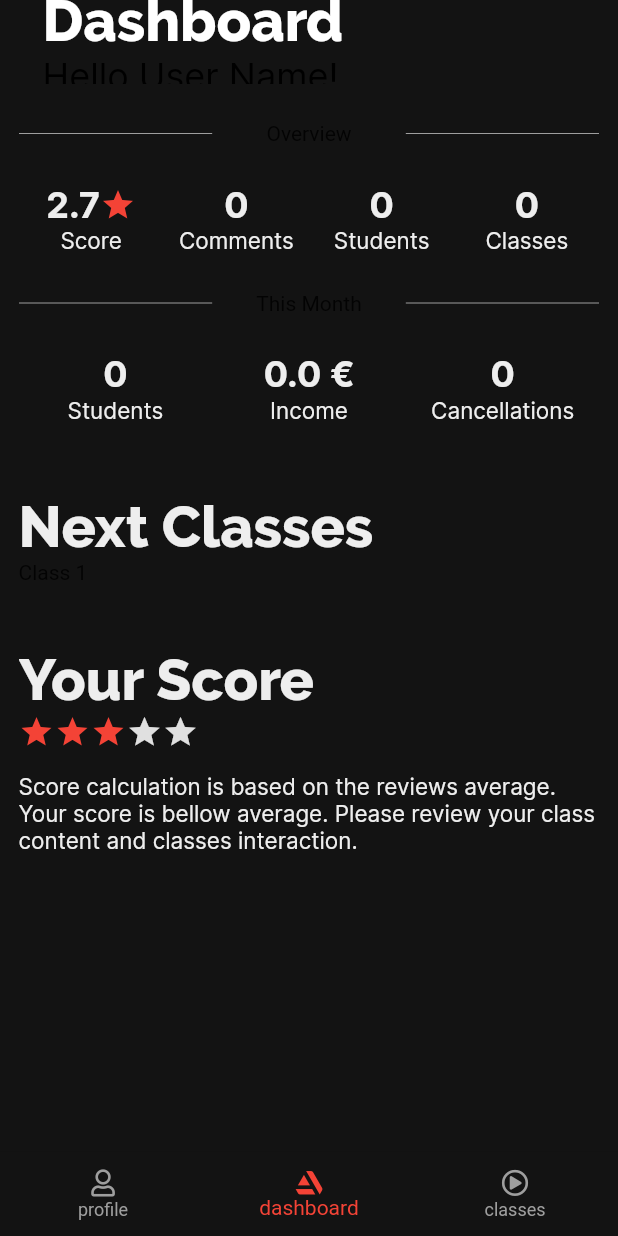
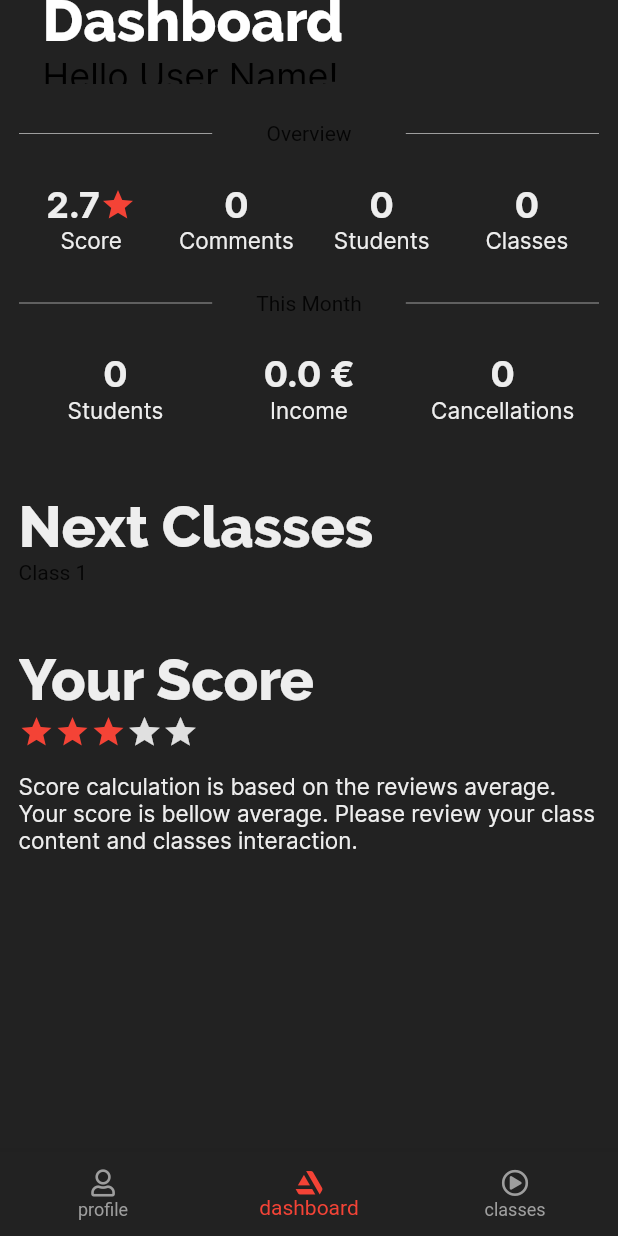
Before and after one commit to Gratski/vf_mobile_professors, a Flutter app: the screen it shows after launch, on a phone screen of 412 x 824 dp. Run offline on Flutter 3.47's test engine with Material 2 defaults, Android fonts, the phone set to English and light mode, and no system bars; our stand-ins replace file_picker, flutter_mobx, font_awesome_flutter, image_picker, mobx; generated files the repository leaves out were written again.

Commit message:
Added lighter bg

```diff
--- a/lib/styles/colors.dart
+++ b/lib/styles/colors.dart
@@ -12,7 +12,7 @@ class AppColors {
   static Color get textInputBorder => Colors.grey[500];
 
   /// Background Colors
-  static Color get bgMainColor => Color.fromRGBO(19, 19, 19, 1);
+  static Color get bgMainColor => Color.fromRGBO(34, 34, 34, 1);
   static Color get bgGreyColor => Color.fromRGBO(241, 241, 241, 1);
 
   /// Text Colors
```
